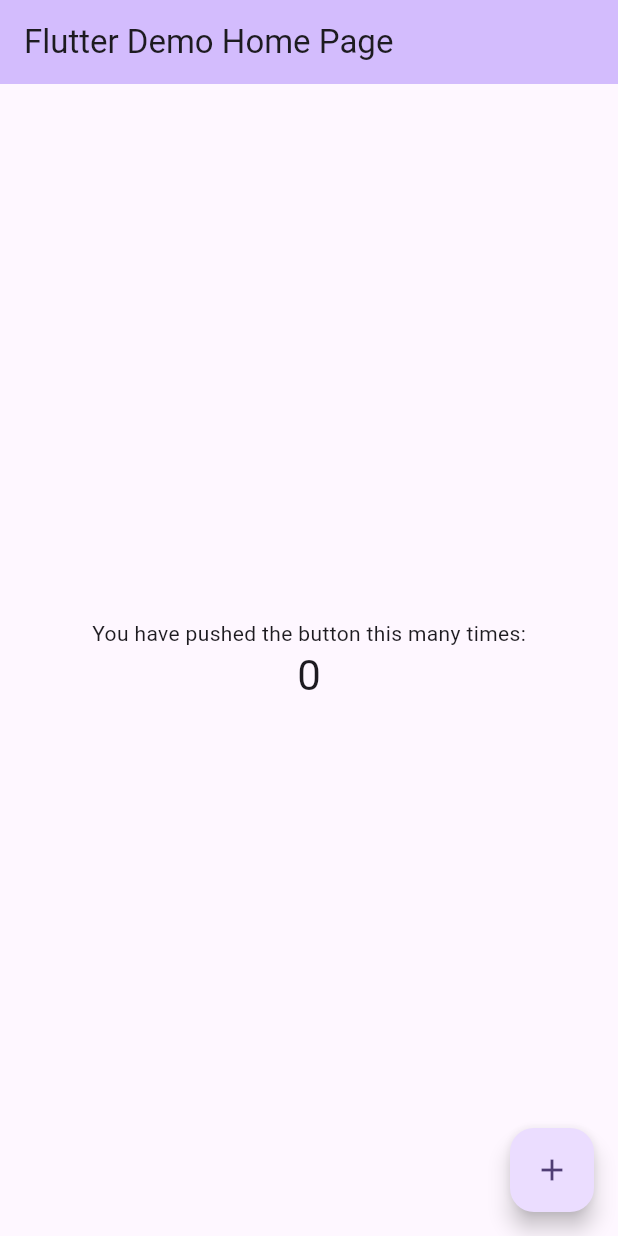
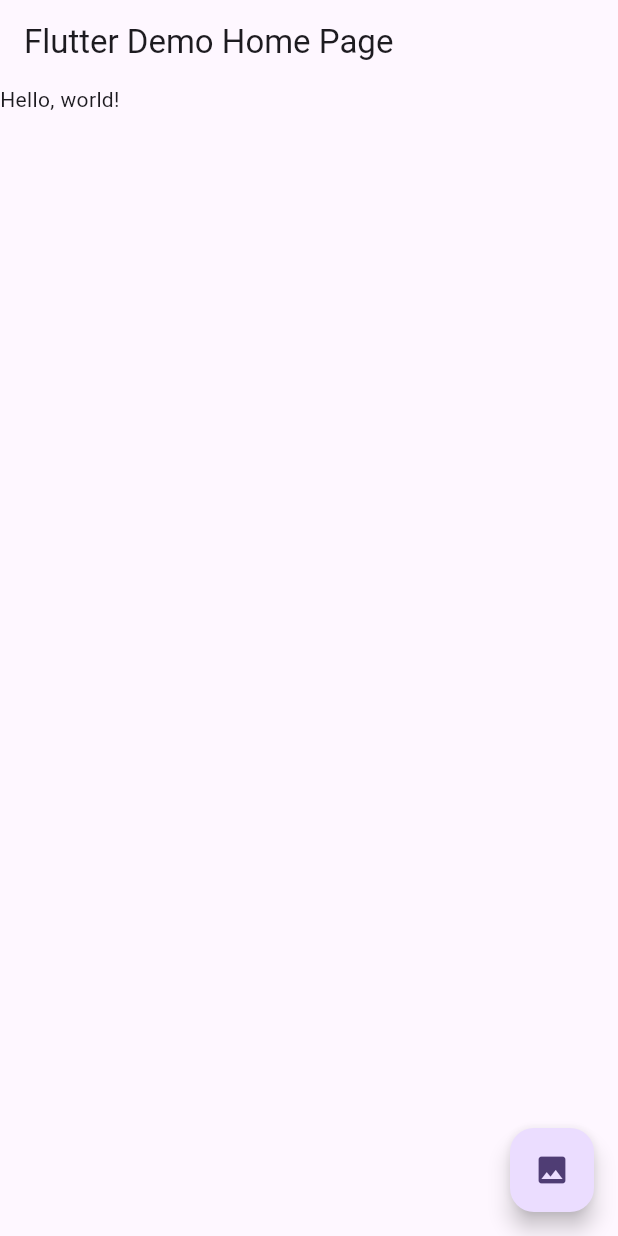
Before and after one commit to juanframart2011/dart-introduccion-flutter-flutter-hello-world, a Flutter app: the screen it shows after launch, on a phone screen of 412 x 824 dp. Run offline on Flutter 3.47's test engine with Material 3 defaults, Android fonts, the phone set to English and light mode, and no system bars.

Commit message:
finish mini app

```diff
--- a/lib/myapp.dart
+++ b/lib/myapp.dart
@@ -31,88 +31,28 @@ class MyApp extends StatelessWidget {
   }
 }
 
-class MyHomePage extends StatefulWidget {
-  const MyHomePage({super.key, required this.title});
-
-  // This widget is the home page of your application. It is stateful, meaning
-  // that it has a State object (defined below) that contains fields that affect
-  // how it looks.
-
-  // This class is the configuration for the state. It holds the values (in this
-  // case the title) provided by the parent (in this case the App widget) and
-  // used by the build method of the State. Fields in a Widget subclass are
-  // always marked "final".
+class MyHomePage extends StatelessWidget {
+  const MyHomePage({
+    super.key,
+    required this.title
+  });
 
   final String title;
 
   @override
-  State<MyHomePage> createState() => _MyHomePageState();
-}
-
-class _MyHomePageState extends State<MyHomePage> {
-  int _counter = 0;
-
-  void _incrementCounter() {
-    setState(() {
-      // This call to setState tells the Flutter framework that something has
-      // changed in this State, which causes it to rerun the build method below
-      // so that the display can reflect the updated values. If we changed
-      // _counter without calling setState(), then the build method would not be
-      // called again, and so nothing would appear to happen.
-      _counter++;
-    });
-  }
-
-  @override
   Widget build(BuildContext context) {
-    // This method is rerun every time setState is called, for instance as done
-    // by the _incrementCounter method above.
-    //
-    // The Flutter framework has been optimized to make rerunning build methods
-    // fast, so that you can just rebuild anything that needs updating rather
-    // than having to individually change instances of widgets.
     return Scaffold(
       appBar: AppBar(
-        // TRY THIS: Try changing the color here to a specific color (to
-        // Colors.amber, perhaps?) and trigger a hot reload to see the AppBar
-        // change color while the other colors stay the same.
-        backgroundColor: Theme.of(context).colorScheme.inversePrimary,
-        // Here we take the value from the MyHomePage object that was created by
-        // the App.build method, and use it to set our appbar title.
-        title: Text(widget.title),
+        title: Text(title),
       ),
-      body: Center(
-        // Center is a layout widget. It takes a single child and positions it
-        // in the middle of the parent.
-        child: Column(
-          // Column is also a layout widget. It takes a list of children and
-          // arranges them vertically. By default, it sizes itself to fit its
-          // children horizontally, and tries to be as tall as its parent.
-          //
-          // Column has various properties to control how it sizes itself and
-          // how it positions its children. Here we use mainAxisAlignment to
-          // center the children vertically; the main axis here is the vertical
-          // axis because Columns are vertical (the cross axis would be
-          // horizontal).
-          //
-          // TRY THIS: Invoke "debug painting" (choose the "Toggle Debug Paint"
-          // action in the IDE, or press "p" in the console), to see the
-          // wireframe for each widget.
-          mainAxisAlignment: MainAxisAlignment.center,
-          children: <Widget>[
-            const Text('You have pushed the button this many times:'),
-            Text(
-              '$_counter',
-              style: Theme.of(context).textTheme.headlineMedium,
-            ),
-          ],
-        ),
+      body: Text('Hello, world!'),
+      floatingActionButton: FloatingActionButton(
+        onPressed: () {
+          // This callback will be called when the user taps the button.
+        },
+        tooltip: 'Increment',
+        child: const Icon(Icons.photo),
       ),
-      floatingActionButton: FloatingActionButton(
-        onPressed: _incrementCounter,
-        tooltip: 'Increment',
-        child: const Icon(Icons.add),
-      ), // This trailing comma makes auto-formatting nicer for build methods.
     );
   }
 }
```
